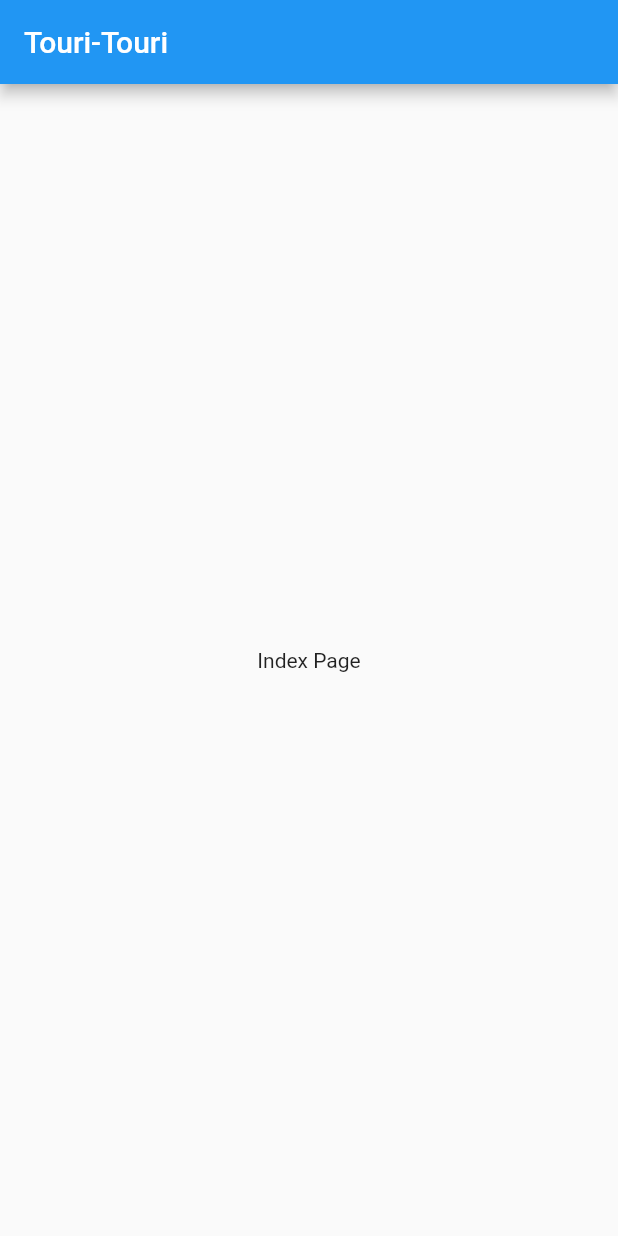
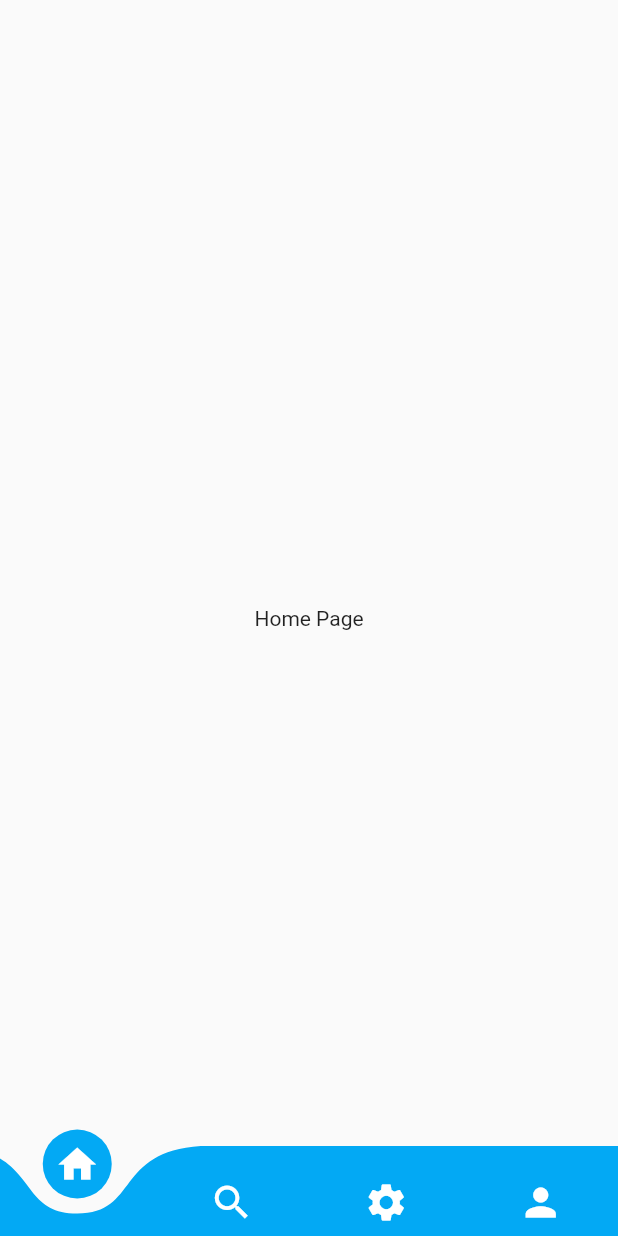
Before and after one commit to essengogroup/touri-touri, a Flutter app: the screen it shows after launch, on a phone screen of 412 x 824 dp. Run offline on Flutter 3.47's test engine with Material 2 defaults, Android fonts, the phone set to English and light mode, and no system bars; drawn by our look-alikes of curved_navigation_bar.

Commit message:
mise en place du bottonNavigation et des page minimum

```diff
--- /dev/null
+++ b/lib/screens/home_page/home_page.dart
@@ -0,0 +1,18 @@
+import 'package:flutter/material.dart';
+
+class HomePage extends StatefulWidget {
+  const HomePage({Key? key}) : super(key: key);
+
+  @override
+  _HomePageState createState() => _HomePageState();
+}
+
+class _HomePageState extends State<HomePage> {
+  @override
+  Widget build(BuildContext context) =>
+      const Scaffold(
+        body: Center(
+          child: Text('Home Page'),
+        ),
+      );
+}
--- a/lib/screens/index.dart
+++ b/lib/screens/index.dart
@@ -1,5 +1,9 @@
+import 'package:curved_navigation_bar/curved_navigation_bar.dart';
 import 'package:flutter/material.dart';
-
+import 'package:touritouri/screens/activity_page/activity_page.dart';
+import 'package:touritouri/screens/home_page/home_page.dart';
+import 'package:touritouri/screens/person_page/person_page.dart';
+import 'package:touritouri/screens/trophy_page/trophy_page.dart';
 
 class Index extends StatefulWidget {
   const Index({Key? key}) : super(key: key);
@@ -9,14 +13,56 @@ class Index extends StatefulWidget {
 }
 
 class _IndexState extends State<Index> {
+  int index = 0;
+  final navigationKey = GlobalKey<CurvedNavigationBarState>();
+
+  final screens = [
+    const HomePage(),
+    const ActivityPage(),
+    const TrophyPage(),
+    const PersonPage(),
+  ];
+
   @override
   Widget build(BuildContext context) {
-    return Scaffold(
-      appBar: AppBar(
-        title: Text('Touri-Touri'),
+    final items = <Widget>[
+      const Icon(
+        Icons.home,
+        size: 30,
       ),
-      body: Center(
-        child: Text('Index Page'),
+      const Icon(
+        Icons.search,
+        size: 30,
+      ),
+      const Icon(
+        Icons.settings,
+        size: 30,
+      ),
+      const Icon(
+        Icons.person,
+        size: 30,
+      ),
+    ];
+    return SafeArea(
+      top: false,
+      child: ClipRect(
+        child: Scaffold(
+          extendBody: true,
+          body: screens[index],
+          bottomNavigationBar: Theme(
+            data: Theme.of(context)
+                .copyWith(iconTheme: const IconThemeData(color: Colors.white)),
+            child: CurvedNavigationBar(
+              key: navigationKey,
+              items: items,
+              index: index,
+              height: 60,
+              color: Colors.lightBlue,
+              backgroundColor: Colors.transparent,
+              onTap: (index) => setState(() => this.index = index),
+            ),
+          ),
+        ),
       ),
     );
   }
--- a/pubspec.yaml
+++ b/pubspec.yaml
@@ -13,6 +13,7 @@ dependencies:
     sdk: flutter
 
   cupertino_icons: ^1.0.2
+  curved_navigation_bar: ^1.0.1
 
 dev_dependencies:
   flutter_test:
```
Also changed, not shown: lib/screens/activity_page/activity_page.dart (added, +17 -0 lines), lib/screens/person_page/person_page.dart (added, +17 -0 lines), lib/screens/trophy_page/trophy_page.dart (added, +17 -0 lines), pubspec.lock.
